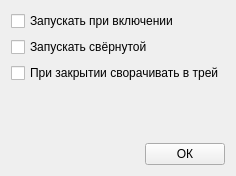
Qt form settingswindow.ui (shurk4/BkUpper) before a commit.
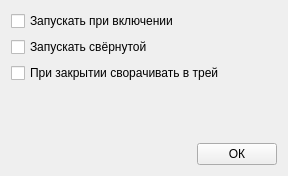
The same form after that commit.

The edit to the form file:
```diff
--- a/settingswindow.ui
+++ b/settingswindow.ui
@@ -6,7 +6,7 @@
    <rect>
     <x>0</x>
     <y>0</y>
-    <width>228</width>
+    <width>288</width>
     <height>176</height>
    </rect>
   </property>
@@ -65,6 +65,12 @@
      </item>
      <item>
       <widget class="QPushButton" name="pushButtonOk">
+       <property name="sizePolicy">
+        <sizepolicy hsizetype="Preferred" vsizetype="Fixed">
+         <horstretch>0</horstretch>
+         <verstretch>0</verstretch>
+        </sizepolicy>
+       </property>
        <property name="text">
         <string>ОК</string>
        </property>
```
